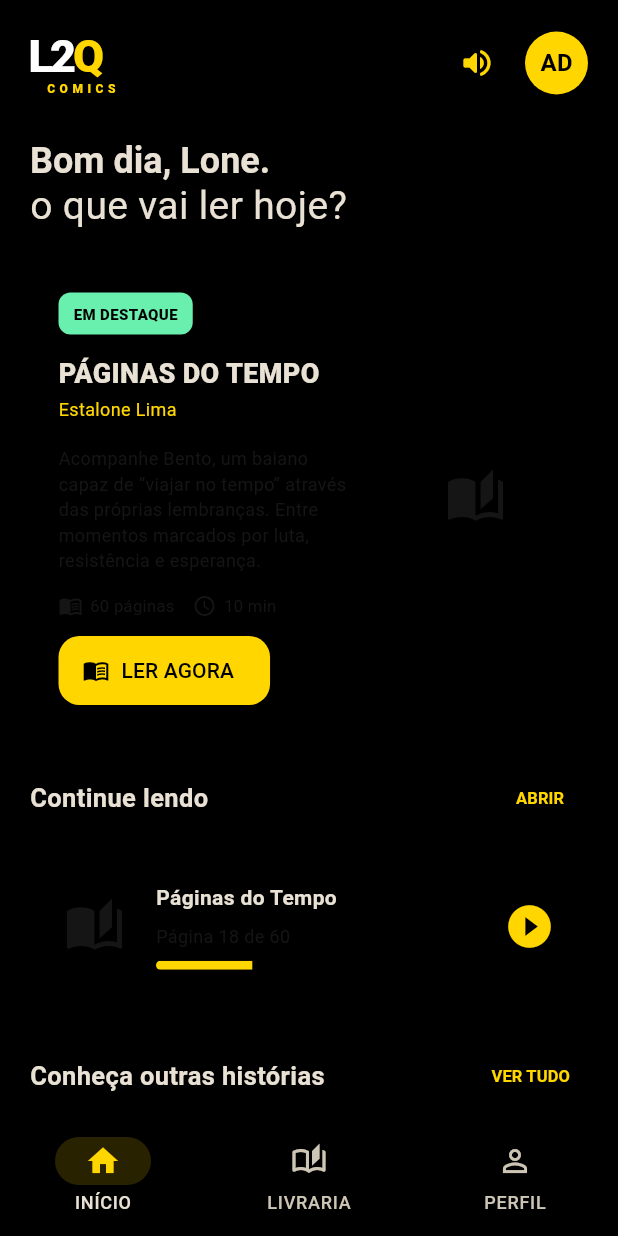
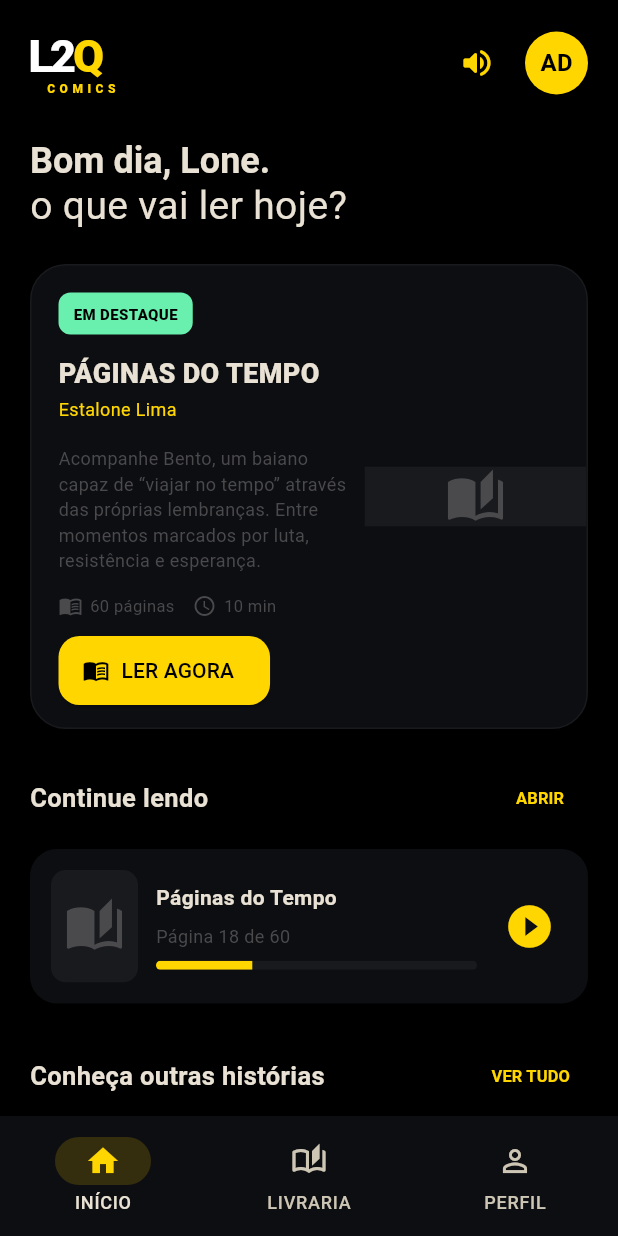
Before and after one commit to Kbakz/l20_comic, a Flutter app: the screen it shows after launch, on a phone screen of 412 x 824 dp. Run offline on Flutter 3.47's test engine with Material 3 defaults, Android fonts, the phone set to English and light mode, and no system bars; network calls fail; Roboto replaces fonts that are missing (Arial).

Commit message:
Fix color definitions for appSurface and appMuted

```diff
--- a/lib/widgets/common.dart
+++ b/lib/widgets/common.dart
@@ -2,9 +2,9 @@ import 'package:flutter/material.dart';
 import 'package:l20_comic/models/comic.dart';
 
 const Color appYellow = Color(0xFFFFD600);
-const Color appSurface = Color(0x000d0e12);
-const Color appSurfaceAlt = Color(0x00191A1E);
-const Color appMuted = Color(0x4a4a4a4d);
+const Color appSurface = Color(0xFF0d0e12);
+const Color appSurfaceAlt = Color(0xFF191A1E);
+const Color appMuted = Color(0xFF4a4a4d);
 const Color appDestaque = Color(0xFF39FF14);
 
 class Logo extends StatelessWidget {
```
